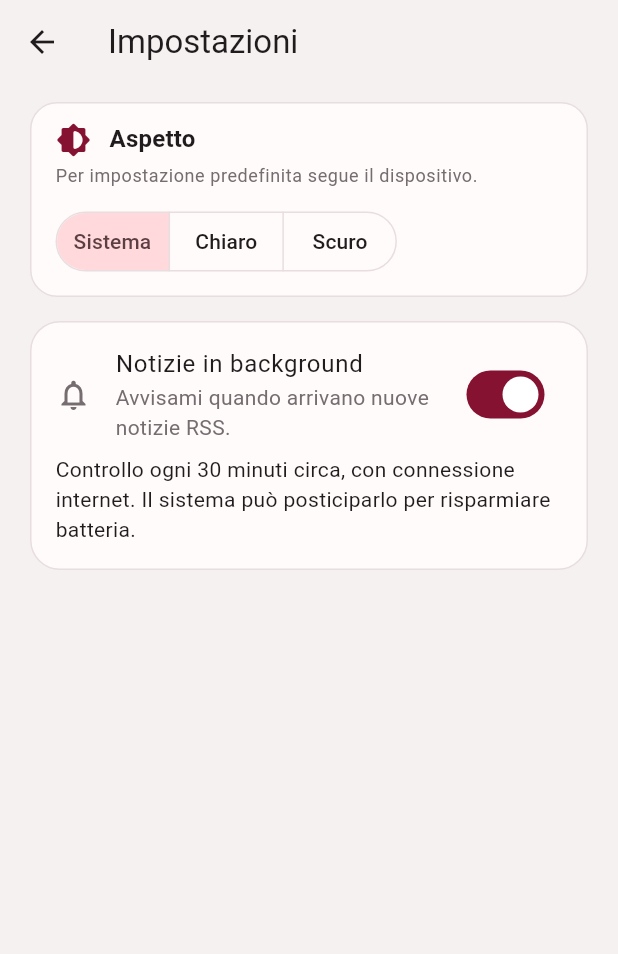
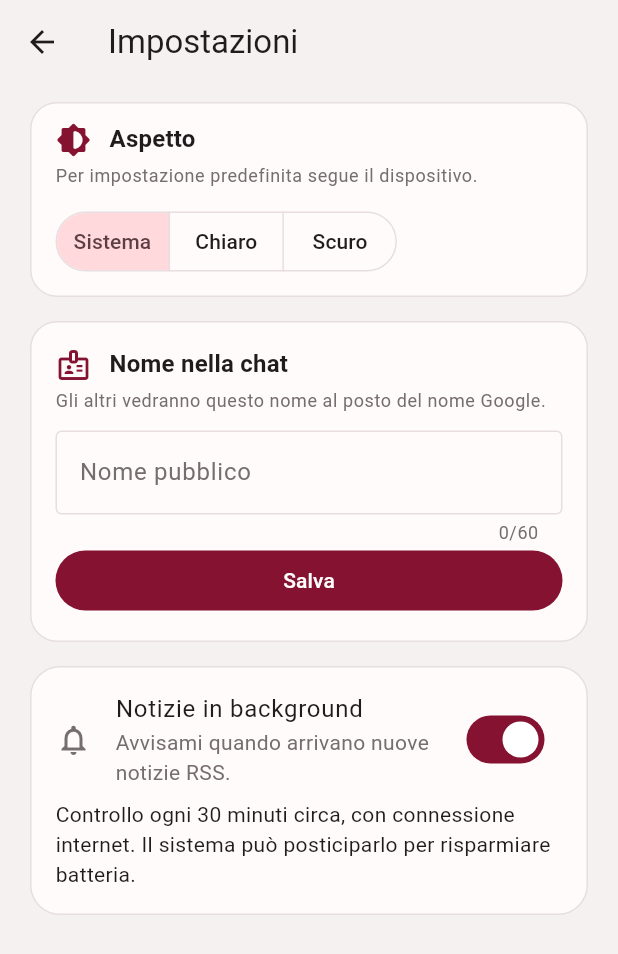
Before and after one commit to davide-ferrara/amaranto-feed, a Flutter app: the screen it shows once a user with an empty profile is signed in, item 5 of the bottom bar chosen, after a tap on "Impostazioni", on a phone screen of 412 x 824 dp. Shown: the top 954 px of the screen. Run offline on Flutter 3.47's test engine with Material 3 defaults, Android fonts, the phone set to English and light mode, and no system bars; our stand-ins replace cloud_firestore, firebase_auth, firebase_core, flutter_local_notifications, google_sign_in, package_info_plus and 2 more; missing offline and left inert: workmanager; accounts and stored records are empty; network calls fail; statements that could not run were skipped.

Commit message:
feat: add public chat usernames and reserved names

```diff
--- a/lib/services/chat_service.dart
+++ b/lib/services/chat_service.dart
@@ -6,7 +6,73 @@ class ChatService {
 
   static final instance = ChatService._();
   static const maxMessageLength = 1000;
+  static const maxUserNameLength = 60;
+  static const _reservedUserNames = {
+    'admin',
+    'administrator',
+    'moderator',
+    'mod',
+    'staff',
+    'official',
+    'support',
+    'system',
+    'owner',
+    'reggina admin',
+    'amaranto feed admin',
+  };
+  static final _reservedRolePattern = RegExp(
+    r'(^|[^a-z0-9])(admin|administrator|moderator|mod|staff|official|support|system|owner)([^a-z0-9]|$)',
+  );
   static const _messagesCollection = 'chat_messages';
+  static const _profilesCollection = 'chat_profiles';
+
+  Future<String?> getCustomUserName(User user) async {
+    final profile = await FirebaseFirestore.instance
+        .collection(_profilesCollection)
+        .doc(user.uid)
+        .get();
+    final name = profile.data()?['displayName'];
+    return name is String && name.trim().isNotEmpty ? name.trim() : null;
+  }
+
+  Future<void> setCustomUserName(User user, String value) async {
+    final name = value.trim();
+    if (!isAllowedUserName(name)) {
+      throw ArgumentError.value(name, 'displayName', 'Nome non valido.');
+    }
+    await FirebaseFirestore.instance
+        .collection(_profilesCollection)
+        .doc(user.uid)
+        .set({'displayName': name});
+  }
+
+  static bool isAllowedUserName(String name) {
+    final normalized = name.trim().toLowerCase();
+    return normalized.isNotEmpty &&
+        normalized.length <= maxUserNameLength &&
+        !_reservedUserNames.contains(normalized) &&
+        !_reservedRolePattern.hasMatch(normalized);
+  }
+
+  Future<void> clearCustomUserName(User user) async {
+    await FirebaseFirestore.instance
+        .collection(_profilesCollection)
+        .doc(user.uid)
+        .delete();
+  }
+
+  Future<void> deleteProfile(String userId) async {
+    try {
+      await FirebaseFirestore.instance
+          .collection(_profilesCollection)
+          .doc(userId)
+          .delete();
+    } on FirebaseException catch (error) {
+      if (error.code != 'failed-precondition' && error.code != 'not-found') {
+        rethrow;
+      }
+    }
+  }
 
   Stream<QuerySnapshot<Map<String, dynamic>>> watchRecentMessages() =>
       FirebaseFirestore.instance
@@ -27,10 +93,13 @@ class ChatService {
     }
 
     final claims = (await user.getIdTokenResult()).claims ?? const {};
+    final customName = await getCustomUserName(user);
     final nameClaim = claims['name'];
-    final userName = nameClaim is String && nameClaim.trim().isNotEmpty
-        ? nameClaim.trim()
-        : 'Tifoso';
+    final userName =
+        customName ??
+        (nameClaim is String && nameClaim.trim().isNotEmpty
+            ? nameClaim.trim()
+            : 'Tifoso');
 
     await FirebaseFirestore.instance.collection(_messagesCollection).add({
       'userId': user.uid,
--- a/lib/services/google_auth_service.dart
+++ b/lib/services/google_auth_service.dart
@@ -37,6 +37,7 @@ class GoogleAuthService {
         rethrow;
       }
     }
+    await ChatService.instance.deleteProfile(user.uid);
     await user.delete();
 
     await _initializeGoogleSignIn();
--- /dev/null
+++ b/lib/widgets/chat_username_settings.dart
@@ -0,0 +1,171 @@
+import 'package:firebase_auth/firebase_auth.dart';
+import 'package:flutter/material.dart';
+
+import '../services/chat_service.dart';
+import '../theme/app_theme.dart';
+
+class ChatUsernameSettings extends StatefulWidget {
+  const ChatUsernameSettings({super.key});
+
+  @override
+  State<ChatUsernameSettings> createState() => _ChatUsernameSettingsState();
+}
+
+class _ChatUsernameSettingsState extends State<ChatUsernameSettings> {
+  final _controller = TextEditingController();
+  User? _user;
+  bool _loading = true;
+  bool _saving = false;
+  bool _hasCustomName = false;
+
+  @override
+  void initState() {
+    super.initState();
+    _load();
+  }
+
+  Future<void> _load() async {
+    final user = FirebaseAuth.instance.currentUser;
+    if (user == null || user.isAnonymous) {
+      if (mounted) setState(() => _loading = false);
+      return;
+    }
+    _user = user;
+    try {
+      final customName = await ChatService.instance.getCustomUserName(user);
+      if (!mounted) return;
+      _hasCustomName = customName != null;
+      _controller.text = customName ?? user.displayName?.trim() ?? '';
+    } catch (_) {
+      if (!mounted) return;
+      _controller.text = user.displayName?.trim() ?? '';
+      _showMessage('Impossibile caricare il nome della chat.');
+    } finally {
+      if (mounted) setState(() => _loading = false);
+    }
+  }
+
+  Future<void> _save() async {
+    final user = _user;
+    final name = _controller.text.trim();
+    if (user == null) return;
+    if (!ChatService.isAllowedUserName(name)) {
+      _showMessage(
+        'Scegli un nome da 1 a 60 caratteri. I nomi Admin, Moderatore, '
+        'Staff, Ufficiale e Sistema sono riservati.',
+      );
+      return;
+    }
+    setState(() => _saving = true);
+    try {
+      await ChatService.instance.setCustomUserName(user, name);
+      if (mounted) {
+        setState(() => _hasCustomName = true);
+        _showMessage('Nome della chat aggiornato.');
+      }
+    } catch (_) {
+      if (mounted) {
+        _showMessage('Impossibile salvare il nome. Riprova.');
+      }
+    } finally {
+      if (mounted) setState(() => _saving = false);
+    }
+  }
+
+  Future<void> _reset() async {
+    final user = _user;
+    if (user == null) return;
+    setState(() => _saving = true);
+    try {
+      await ChatService.instance.clearCustomUserName(user);
+      if (!mounted) return;
+      setState(() {
+        _hasCustomName = false;
+        _controller.text = user.displayName?.trim() ?? '';
+      });
+      _showMessage('Userai di nuovo il nome del tuo account Google.');
+    } catch (_) {
+      if (mounted) _showMessage('Impossibile ripristinare il nome.');
+    } finally {
+      if (mounted) setState(() => _saving = false);
+    }
+  }
+
+  void _showMessage(String text) {
+    ScaffoldMessenger.of(context)
+      ..hideCurrentSnackBar()
+      ..showSnackBar(SnackBar(content: Text(text)));
+  }
+
+  @override
+  void dispose() {
+    _controller.dispose();
+    super.dispose();
+  }
+
+  @override
+  Widget build(BuildContext context) => Container(
+    decoration: AppTheme.subtlePanel(context, 18),
+    padding: const EdgeInsets.all(16),
+    child: _loading
+        ? const Center(child: CircularProgressIndicator())
+        : _user == null
+        ? const ListTile(
+            contentPadding: EdgeInsets.zero,
+            leading: Icon(Icons.visibility_outlined),
+            title: Text('Nome nella chat'),
+            subtitle: Text('Accedi con Google per scegliere un nome.'),
+          )
+        : Column(
+            crossAxisAlignment: CrossAxisAlignment.start,
+            children: [
+              Row(
+                children: [
+                  const Icon(Icons.badge_outlined),
+                  const SizedBox(width: 12),
+                  Text(
+                    'Nome nella chat',
+                    style: Theme.of(context).textTheme.titleMedium
+                        ?.copyWith(fontWeight: FontWeight.w700),
+                  ),
+                ],
+              ),
+              const SizedBox(height: 4),
+              Text(
+                'Gli altri vedranno questo nome al posto del nome Google.',
+                style: Theme.of(context).textTheme.bodySmall?.copyWith(
+                  color: Theme.of(context).colorScheme.onSurfaceVariant,
+                ),
+              ),
+              const SizedBox(height: 12),
+              TextField(
+                controller: _controller,
+                maxLength: ChatService.maxUserNameLength,
+                textCapitalization: TextCapitalization.words,
+                decoration: const InputDecoration(
+                  labelText: 'Nome pubblico',
+                  border: OutlineInputBorder(),
+                ),
+              ),
+              Row(
+                children: [
+                  Expanded(
+                    child: FilledButton(
+                      onPressed: _saving ? null : _save,
+                      child: Text(_saving ? 'Salvataggio…' : 'Salva'),
+                    ),
+                  ),
+                  if (_hasCustomName) ...[
+                    const SizedBox(width: 8),
+                    IconButton(
+                      tooltip: 'Usa il nome Google',
+                      onPressed: _saving ? null : _reset,
+                      icon: const Icon(Icons.restart_alt_rounded),
+                    ),
+                  ],
+                ],
+              ),
+            ],
+          ),
+  );
+}
--- a/lib/widgets/settings_page.dart
+++ b/lib/widgets/settings_page.dart
@@ -1,6 +1,7 @@
 import 'package:flutter/material.dart';
 
 import '../theme/app_theme.dart';
+import 'chat_username_settings.dart';
 import 'news_notification_settings.dart';
 
 class SettingsPage extends StatelessWidget {
@@ -75,6 +76,8 @@ class SettingsPage extends StatelessWidget {
             ),
           ),
           const SizedBox(height: 16),
+          const ChatUsernameSettings(),
+          const SizedBox(height: 16),
           const NewsNotificationSettings(),
         ],
       ),
```
Also changed, not shown: 2 other files.
